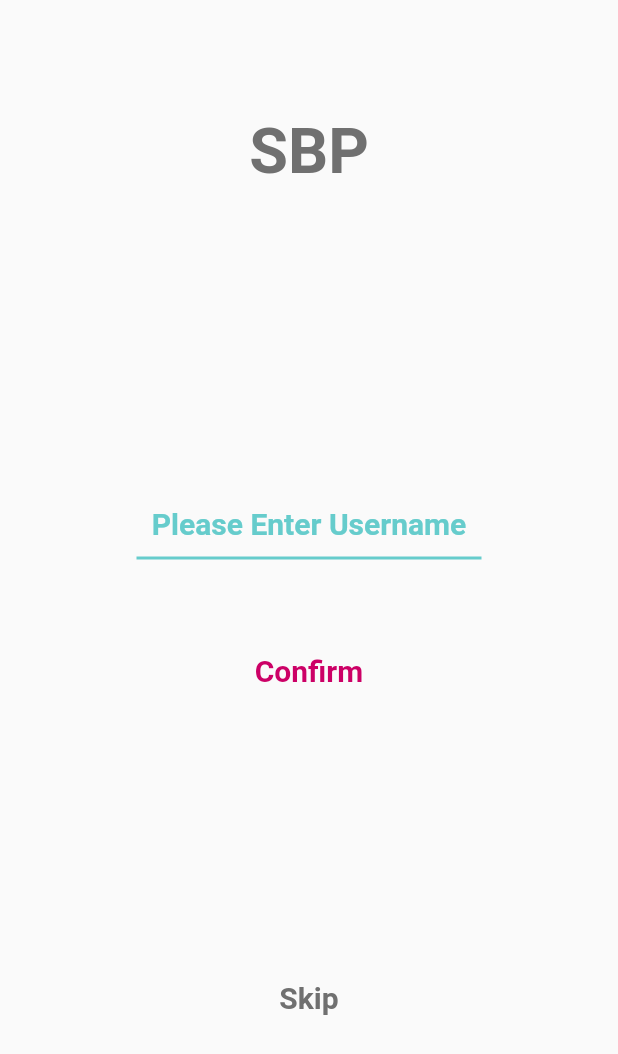
After one commit to NomiPeaceMaker/Science_Bowl_Portable, a Flutter app: the Username screen opened directly, on a phone screen of 412 x 824 dp. The commit adds this screen. Shown: the top 1054 px of the screen. Run offline on Flutter 3.47's test engine with Material 2 defaults, Android fonts, the phone set to English and light mode, and no system bars; our stand-ins replace firebase_auth, font_awesome_flutter, google_sign_in; missing offline and left inert: flutter_facebook_login; accounts and stored records are empty.

Commit message:
starting again

```diff
--- a/assets/SBP_icon/Assets.xcassets/AppIcon.appiconset/Contents.json
+++ /dev/null
@@ -1 +0,0 @@
-{"images":[]}
--- a/lib/main.dart
+++ b/lib/main.dart
@@ -1,5 +1,5 @@
 import 'package:flutter/material.dart';
-import 'package:science_bowl_portable/screens/onboarding.dart';
+import 'package:sciencebowlportable/screens/onboarding.dart';
 
 
 void main() => runApp(MyApp());
--- a/lib/screens/edit_account.dart
+++ b/lib/screens/edit_account.dart
@@ -1,7 +1,7 @@
 import 'package:flutter/material.dart';
-import 'package:science_bowl_portable/globals.dart';
+import 'package:sciencebowlportable/globals.dart';
 
-class edit_account extends StatelessWidget {
+class Edit_account extends StatelessWidget {
   @override
   Widget build(BuildContext context) {
     return Scaffold(
--- /dev/null
+++ b/lib/screens/username.dart
@@ -0,0 +1,130 @@
+import 'package:flutter/material.dart';
+// import 'package:science_bowl_portable/globals.dart';
+// import 'package:science_bowl_portable/screens/edit_account.dart';
+import 'package:sciencebowlportable/screens/home.dart';
+
+void firstusername() => runApp(Username());
+
+class Username extends StatefulWidget {
+  @override
+  Username({Key key, this.title}) : super(key: key);
+  final String title;
+  @override
+  _usernameState createState() => _usernameState();
+}
+
+// class username extends StatelessWidget {
+//   @override
+//   Widget build(BuildContext context) {
+//     return new MaterialApp(
+//       home: new _usernameState(),
+//     );
+//   }
+// }
+
+class _usernameState extends State<Username> {
+  @override
+  Widget build(BuildContext context) {
+    return Scaffold(
+      resizeToAvoidBottomPadding: false,
+      body: Container(
+          child: Center(
+              child: Column(
+        crossAxisAlignment: CrossAxisAlignment.start,
+        children: <Widget>[
+          _buildSignUpText(),
+          SizedBox(height: 200),
+          _usernameText(),
+          SizedBox(height: 50),
+          _confirmbutton(),
+          SizedBox(height: 170),
+          _skipbutton(),
+        ],
+      ))),
+    );
+  }
+
+  Container _buildSignUpText() {
+    return Container(
+        margin: EdgeInsets.only(top: 76),
+        child: Center(
+          child: Text(
+            "SBP",
+            textAlign: TextAlign.center,
+            style: TextStyle(
+                color: Color(0xff707070),
+                fontSize: 42,
+                fontWeight: FontWeight.bold),
+          ),
+        ));
+  }
+
+  Container _usernameText() {
+    return Container(
+        child: Center(
+            child: Container(
+                width: 230,
+                child: TextField(
+                  style: TextStyle(
+                    fontWeight: FontWeight.bold,
+                    color: Color(0xFF66CCCC),
+                    fontSize: 20,
+                  ),
+                  textAlign: TextAlign.center,
+                  decoration: InputDecoration(
+                    border: InputBorder.none,
+                    enabledBorder: UnderlineInputBorder( borderSide: const BorderSide(color: Color(0xFF66CCCC), width: 2.0)),
+                    hintText: "Please Enter Username",
+                    hintStyle: TextStyle(
+                      fontWeight: FontWeight.bold,
+                      color: Color(0xFF66CCCC),
+                      fontSize: 20,
+                    ),
+                  ),
+                ))));
+  }
+
+  Container _confirmbutton() {
+    return Container(
+      child: Center(
+          child: FlatButton(
+              child: Text("Confirm",
+                  style: TextStyle(
+                      color: Color(0xffCC0066),
+                      fontSize: 20,
+                      fontWeight: FontWeight.bold)),
+                onPressed: (){
+                  Navigator.push(
+                      context,
+                      MaterialPageRoute(builder: (context) => MyHomePage()),
+                    );
+
+                }
+                )),
+    );
+  }
+
+  Container _skipbutton() {
+    return Container(
+      child: Center(
+          child: FlatButton(
+              child: Text("Skip",
+                style: TextStyle(
+                  color: Color(0xff707070),
+                  fontSize: 20,
+                  fontWeight: FontWeight.bold
+                )
+              ),
+            onPressed: (){
+                Navigator.push(
+                    context,
+                    MaterialPageRoute(builder: (context) => MyHomePage()),
+                  );
+
+              },
+            )
+          ),
+
+    );
+  }
+}
```
Also changed, not shown: lib/screens/home.dart (+33 -23 lines), lib/screens/join.dart (+14 -14 lines), lib/screens/login.dart (added, +200 -0 lines), lib/screens/moderator.dart (added, +239 -0 lines), lib/screens/onboarding.dart (+5 -5 lines), pubspec.yaml (+8 -8 lines), assets/SBP_icon/appstore.png (deleted), assets/SBP_icon/playstore.png (deleted), assets/onboarding0.png (added), assets/onboarding1.png (added), assets/onboarding2.png (added), 58 other files.
